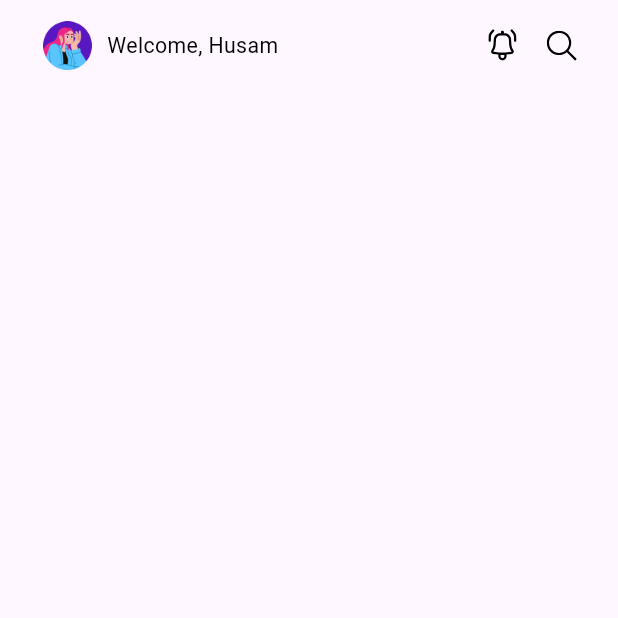
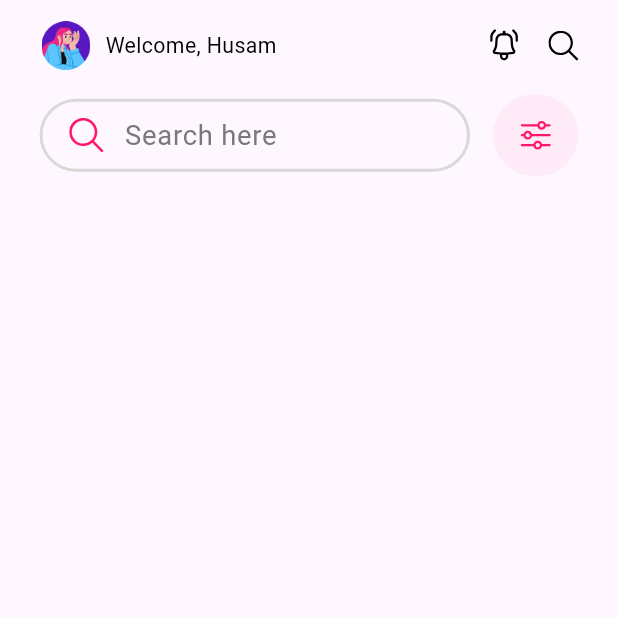
Before and after one commit to flutter-mentorship-t4/mentorship_project, a Flutter app: the screen it shows after launch, on a phone screen of 412 x 824 dp, the top half of it. Run offline on Flutter 3.47's test engine with Material 3 defaults, Android fonts, the phone set to English and light mode, and no system bars; our stand-ins replace connectivity_plus, dio, easy_localization, flutter_bloc, flutter_screenutil, flutter_secure_storage and 7 more; generated files the repository leaves out were written again; project files that could hold a hidden picture were left out.

Commit message:
feat(Home) 🚀 Finish search bar and sorting button - UI

```diff
--- a/lib/core/helpers/extensions/widgets_extentions.dart
+++ b/lib/core/helpers/extensions/widgets_extentions.dart
@@ -21,8 +21,9 @@ extension WidgetExtension on Widget? {
   }
 
   /// return padding left
-  Padding paddingLeft(double left) {
-    return Padding(padding: EdgeInsets.only(left: left), child: this);
+  Padding paddingStart(double start) {
+    return Padding(
+        padding: EdgeInsetsDirectional.only(start: start), child: this);
   }
 
   /// return padding end
--- a/lib/core/widgets/app_icon_button.dart
+++ b/lib/core/widgets/app_icon_button.dart
@@ -11,7 +11,7 @@ class AppIconButton extends StatelessWidget {
     this.vPadding = 15,
     this.hPadding = 15,
     this.borderColor = ColorsManager.transparent,
-    this.elevation = 0.5,
+    this.elevation = 0,
     required this.onTap,
     required this.icon,
   });
--- a/lib/core/widgets/app_text_form_field.dart
+++ b/lib/core/widgets/app_text_form_field.dart
@@ -12,6 +12,8 @@ class AppTextFormField extends StatelessWidget {
   final String hintText;
   final bool? isObscureText;
   final Widget? suffixIcon;
+  final Widget? prefixIcon;
+  final BoxConstraints? prefixIconConstraints;
   final Color? backgroundColor;
   final TextEditingController? controller;
   final Function(String?) validator;
@@ -25,6 +27,8 @@ class AppTextFormField extends StatelessWidget {
     required this.hintText,
     this.isObscureText,
     this.suffixIcon,
+    this.prefixIcon,
+    this.prefixIconConstraints,
     this.backgroundColor,
     this.controller,
     required this.validator,
@@ -34,13 +38,15 @@ class AppTextFormField extends StatelessWidget {
   Widget build(BuildContext context) {
     return TextFormField(
       controller: controller,
+      onTapOutside: (event) => FocusManager.instance.primaryFocus?.unfocus(),
       decoration: InputDecoration(
         isDense: true,
-        contentPadding: contentPadding ?? EdgeInsets.symmetric(horizontal: 20.w, vertical: 18.h),
+        contentPadding: contentPadding ??
+            EdgeInsets.symmetric(horizontal: 14.w, vertical: 14.h),
         focusedBorder: focusedBorder ??
             OutlineInputBorder(
               borderSide: const BorderSide(
-                color: ColorsManager.mainBlue,
+                color: ColorsManager.mainRed,
                 width: 2,
               ),
               borderRadius: BorderRadius.circular(30),
@@ -70,6 +76,8 @@ class AppTextFormField extends StatelessWidget {
         hintStyle: hintStyle ?? TextStyles.font18Grey79Regular,
         hintText: hintText,
         suffixIcon: suffixIcon,
+        prefixIcon: prefixIcon,
+        prefixIconConstraints: prefixIconConstraints,
         fillColor: backgroundColor ?? ColorsManager.transparent,
         filled: true,
       ),
--- a/lib/features/home/ui/home_screen.dart
+++ b/lib/features/home/ui/home_screen.dart
@@ -1,6 +1,9 @@
 import 'package:flutter/material.dart';
 import 'package:flutter_svg/flutter_svg.dart';
 import 'package:flutter_screenutil/flutter_screenutil.dart';
+import 'package:mentorship_project/core/config/theming/colors.dart';
+import 'package:mentorship_project/core/widgets/app_icon_button.dart';
+import 'package:mentorship_project/core/widgets/app_text_form_field.dart';
 
 import '../../../core/helpers/extensions/widgets_extentions.dart';
 import '../../../core/config/theming/styles.dart';
@@ -9,6 +12,7 @@ import '../../../core/helpers/strings/app_icons.dart';
 import '../../../core/helpers/strings/app_images.dart';
 
 part 'widgets/_custom_app_bar.dart';
+part 'widgets/_search_bar_and_sorting.dart';
 
 class HomeScreen extends StatelessWidget {
   const HomeScreen({super.key});
@@ -18,8 +22,11 @@ class HomeScreen extends StatelessWidget {
     return Scaffold(
       body: SafeArea(
         child: Column(
+          mainAxisAlignment: MainAxisAlignment.start,
+          crossAxisAlignment: CrossAxisAlignment.center,
           children: [
             const _CustomAppBar(),
+            const _SearchBarAndSorting(),
           ],
         ),
       ),
--- a/lib/features/home/ui/widgets/_custom_app_bar.dart
+++ b/lib/features/home/ui/widgets/_custom_app_bar.dart
@@ -28,8 +28,8 @@ class _CustomAppBar extends StatelessWidget {
     ).paddingOnly(
       top: 14.h,
       bottom: 16.h,
-      start: 25.w,
-      end: 25.w,
+      start: 24.w,
+      end: 24.w,
     );
   }
 }
--- /dev/null
+++ b/lib/features/home/ui/widgets/_search_bar_and_sorting.dart
@@ -0,0 +1,40 @@
+part of '../home_screen.dart';
+
+class _SearchBarAndSorting extends StatelessWidget {
+  const _SearchBarAndSorting();
+
+  @override
+  Widget build(BuildContext context) {
+    return Row(
+      children: [
+        AppTextFormField(
+          hintText: 'Search here',
+          contentPadding: EdgeInsetsDirectional.symmetric(vertical: 9.h),
+          prefixIconConstraints: BoxConstraints(
+            minWidth: 48.w,
+            minHeight: 48.h,
+          ),
+          prefixIcon: SizedBox(
+            width: 20.w,
+            height: 20.h,
+            child: SvgPicture.asset(
+              AppIcons.search,
+              color: ColorsManager.primaryColor,
+            ).paddingStart(18.w),
+          ).paddingEnd(10),
+          validator: (value) {},
+        ).expanded(),
+        horizontalSpace(14),
+        AppIconButton(
+          onTap: () {},
+          backgroundColor: ColorsManager.lightPrimary,
+          icon: SvgPicture.asset(AppIcons.filter),
+        ),
+      ],
+    ).paddingOnly(
+      bottom: 18.h,
+      start: 24.w,
+      end: 24.w,
+    );
+  }
+}
```
